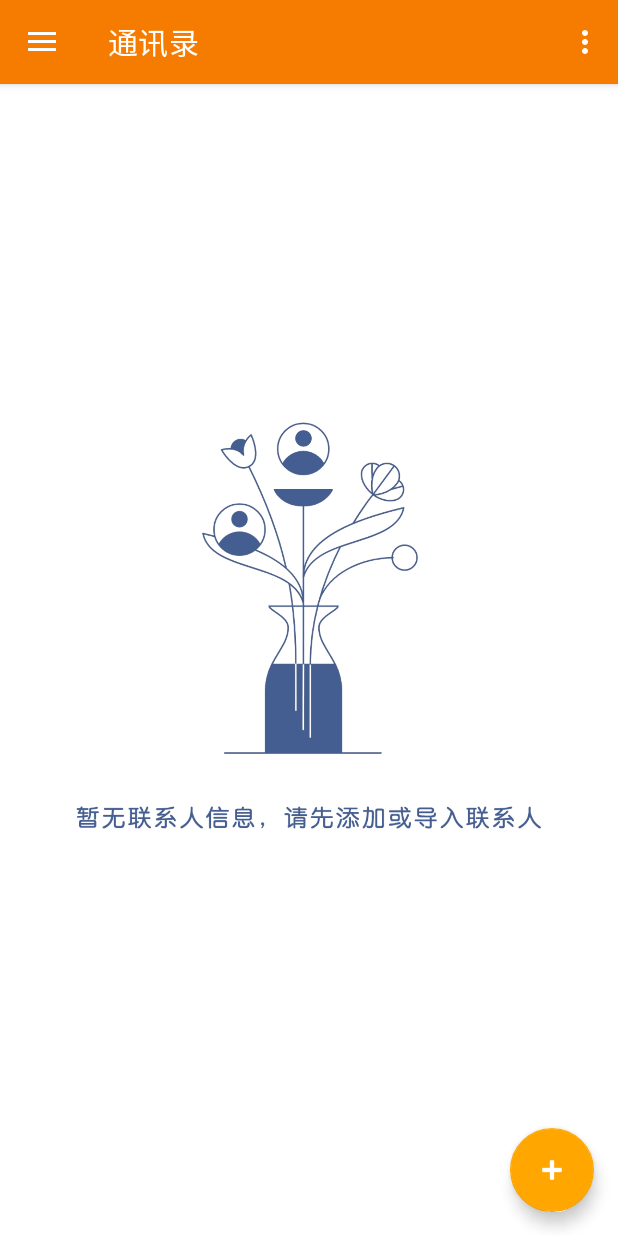
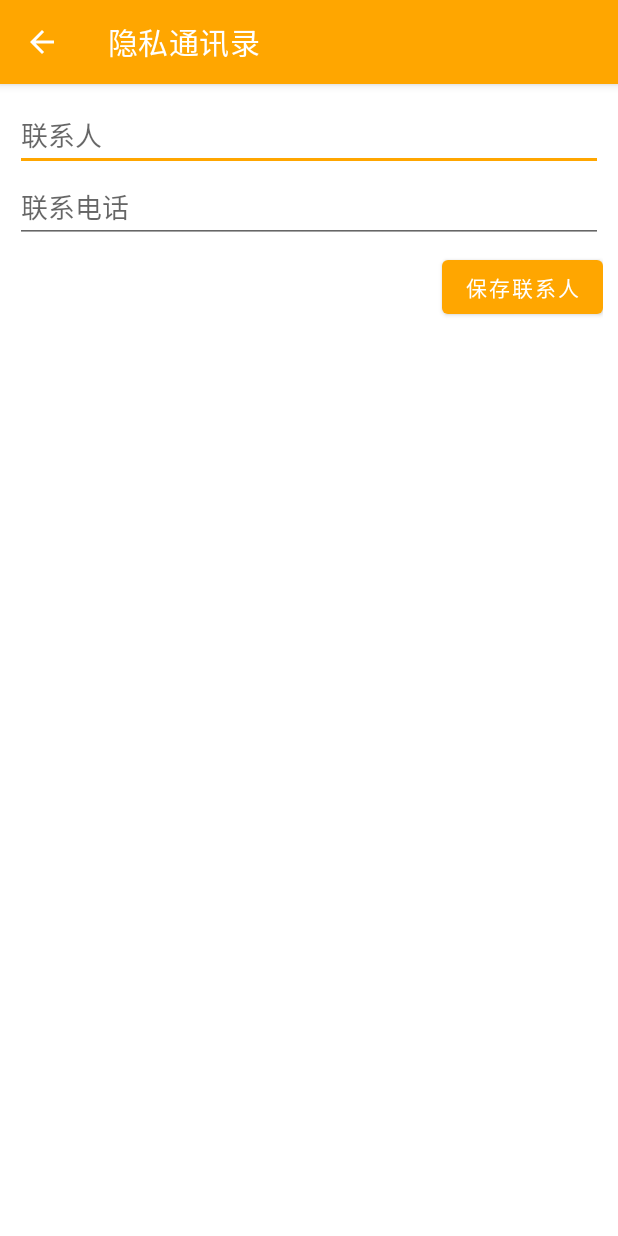
Before and after one commit to YinHeng89/PeachBlossomSpring, an Android app: the screen it shows after launch (MainActivity before the commit, AddContactActivity after it), after a tap on an icon or button, on a phone screen of 412 x 824 dp. Run offline under Robolectric (Android 15) with nearby library versions, the phone set to English and light mode, and no system bars; our stand-ins replace navigation-ui.

Commit message:
添加新增联系人并校验重复信息

```diff
--- /dev/null
+++ b/app/src/main/java/com/contacts/peachblossomspring/AddContactActivity.java
@@ -0,0 +1,46 @@
+package com.contacts.peachblossomspring;
+
+import android.content.Intent;
+import android.os.Bundle;
+import android.widget.Button;
+import android.widget.EditText;
+import android.widget.Toast;
+
+import androidx.appcompat.app.AppCompatActivity;
+import com.contacts.peachblossomspring.ui.contacts.DBHelper;
+
+public class AddContactActivity extends AppCompatActivity {
+
+    private EditText nameEditText;
+    private EditText phoneEditText;
+    private DBHelper dbHelper;
+
+    @Override
+    protected void onCreate(Bundle savedInstanceState) {
+        super.onCreate(savedInstanceState);
+        setContentView(R.layout.activity_add_contact);
+
+        nameEditText = findViewById(R.id.nameEditText);
+        phoneEditText = findViewById(R.id.phoneEditText);
+        Button submitButton = findViewById(R.id.submitButton);
+        dbHelper = new DBHelper(this);
+
+        submitButton.setOnClickListener(v -> {
+            String name = nameEditText.getText().toString().trim();
+            String phone = phoneEditText.getText().toString().trim();
+            if (!name.isEmpty() && !phone.isEmpty()) {
+                if (dbHelper.isContactExists(name, phone)) {
+                    Toast.makeText(this, "当前联系人已存在", Toast.LENGTH_SHORT).show();
+                } else {
+                    dbHelper.addContact(name, phone);
+                    Toast.makeText(this, "联系人已保存", Toast.LENGTH_SHORT).show();
+                    setResult(RESULT_OK);
+                    finish();
+                }
+            } else {
+                // 显示错误消息或提示
+            }
+        });
+
+    }
+}
--- a/app/src/main/java/com/contacts/peachblossomspring/MainActivity.java
+++ b/app/src/main/java/com/contacts/peachblossomspring/MainActivity.java
@@ -38,8 +38,14 @@ public class MainActivity extends AppCompatActivity {
 
         // 设置应用栏
         setSupportActionBar(binding.appBarMain.toolbar);
+
         // 设置添加联系人按钮的点击事件
-        binding.appBarMain.addContactButton.setOnClickListener(view -> openFilePickerIntent());
+        binding.appBarMain.addContactButton.setOnClickListener(view -> {
+            Intent intent = new Intent(MainActivity.this, AddContactActivity.class);
+            addContactLauncher.launch(intent);
+        });
+
+
 
         // 设置抽屉导航
         DrawerLayout drawer = binding.drawerLayout;
@@ -152,4 +158,14 @@ public class MainActivity extends AppCompatActivity {
         return NavigationUI.navigateUp(navController, mAppBarConfiguration)
                 || super.onSupportNavigateUp();
     }
+
+    private ActivityResultLauncher<Intent> addContactLauncher = registerForActivityResult(
+            new ActivityResultContracts.StartActivityForResult(),
+            result -> {
+                if (result.getResultCode() == RESULT_OK) {
+                    // 刷新联系人列表
+                    recreate();
+                }
+            }
+    );
 }
--- a/app/src/main/java/com/contacts/peachblossomspring/ui/contacts/ContactsList.java
+++ b/app/src/main/java/com/contacts/peachblossomspring/ui/contacts/ContactsList.java
@@ -3,7 +3,9 @@ package com.contacts.peachblossomspring.ui.contacts;
 import android.app.Activity;
 import android.app.AlertDialog;
 import android.content.Context;
+import android.content.Intent;
 import android.database.sqlite.SQLiteDatabase;
+import android.net.Uri;
 import android.view.LayoutInflater;
 import android.view.View;
 import android.view.ViewGroup;
@@ -21,7 +23,6 @@ import java.util.List;
 import java.util.Locale;
 
 public class ContactsList extends ArrayAdapter<Contact> {
-
     private final Context mContext;
     private final List<Contact> mData;
     private final DBHelper dbHelper;
@@ -31,8 +32,7 @@ public class ContactsList extends ArrayAdapter<Contact> {
         mContext = context;
         mData = data;
         dbHelper = new DBHelper(mContext);
-
-        final Collator collator = Collator.getInstance(Locale.CHINA);
+        final Collator collator = Collator.getInstance(Locale.CHINA); // 修改为正确的写法
         mData.sort((c1, c2) -> collator.compare(c1.getName(), c2.getName()));
     }
 
@@ -44,12 +44,16 @@ public class ContactsList extends ArrayAdapter<Contact> {
         }
 
         Contact item = mData.get(position);
-
         TextView nameTextView = convertView.findViewById(R.id.text_name);
         TextView phoneTextView = convertView.findViewById(R.id.text_phone);
-
         nameTextView.setText(item.getName());
         phoneTextView.setText(item.getPhone());
+
+        convertView.setOnClickListener(v -> {
+            Intent dialIntent = new Intent(Intent.ACTION_DIAL);
+            dialIntent.setData(Uri.parse("tel:" + item.getPhone()));
+            mContext.startActivity(dialIntent);
+        });
 
         convertView.setOnLongClickListener(v -> {
             AlertDialog.Builder builder = new AlertDialog.Builder(mContext);
@@ -63,16 +67,16 @@ public class ContactsList extends ArrayAdapter<Contact> {
         return convertView;
     }
 
+
     private void deleteContact(Contact contact) {
         SQLiteDatabase db = dbHelper.getWritableDatabase();
-        db.delete(DBHelper.TABLE_CONTACTS, DBHelper.COLUMN_NAME + " = ? AND " + DBHelper.COLUMN_PHONE + " = ?",
-                new String[]{contact.getName(), contact.getPhone()});
+        db.delete(DBHelper.TABLE_CONTACTS, DBHelper.COLUMN_NAME + " = ? AND " + DBHelper.COLUMN_PHONE + " = ?", new String[]{contact.getName(), contact.getPhone()});
         mData.remove(contact);
         notifyDataSetChanged();
         db.close();
 
-        // 获取ImageView组件
-        ImageView defaultImage = ((Activity) mContext).findViewById(R.id.default_image);
+        // 获取 ImageView 组件
+        ImageView defaultImage = ((Activity) mContext).findViewById(R.id.default_image); // 修改为正确的 ID
 
         // 如果联系人列表为空,显示默认图片;否则隐藏默认图片
         if (mData.isEmpty()) {
--- /dev/null
+++ b/app/src/main/res/layout/activity_add_contact.xml
@@ -0,0 +1,31 @@
+<?xml version="1.0" encoding="utf-8"?>
+<LinearLayout xmlns:android="http://schemas.android.com/apk/res/android"
+    android:layout_width="match_parent"
+    android:layout_height="match_parent"
+    android:orientation="vertical"
+    android:paddingTop="10dp"
+    android:paddingLeft="10dp"
+    android:paddingRight="10dp">
+    <EditText
+        android:id="@+id/nameEditText"
+        android:layout_width="match_parent"
+        android:layout_height="wrap_content"
+        android:hint="@string/Name"
+        android:inputType="textPersonName" />
+
+    <EditText
+        android:id="@+id/phoneEditText"
+        android:layout_width="match_parent"
+        android:layout_height="wrap_content"
+        android:hint="@string/Phone"
+        android:inputType="phone" />
+
+    <Button
+        android:id="@+id/submitButton"
+        android:layout_marginTop="5dp"
+        android:layout_width="wrap_content"
+        android:layout_height="wrap_content"
+        android:layout_gravity="end"
+        android:text="@string/Save" />
+
+</LinearLayout>
--- a/app/src/main/res/values/strings.xml
+++ b/app/src/main/res/values/strings.xml
@@ -9,6 +9,9 @@
     <string name="import_contacts_storage">导入本地联系人</string>
     <string name="import_contacts">导入系统通讯录</string>
     <string name="HomeFragmentText">暂无联系人信息，请先添加或者导入联系人</string>
+    <string name="Name">联系人</string>
+    <string name="Phone">联系电话</string>
+    <string name="Save">保存联系人</string>
 
 
 
```
Also changed, not shown: app/src/main/AndroidManifest.xml (+8 -0 lines).
